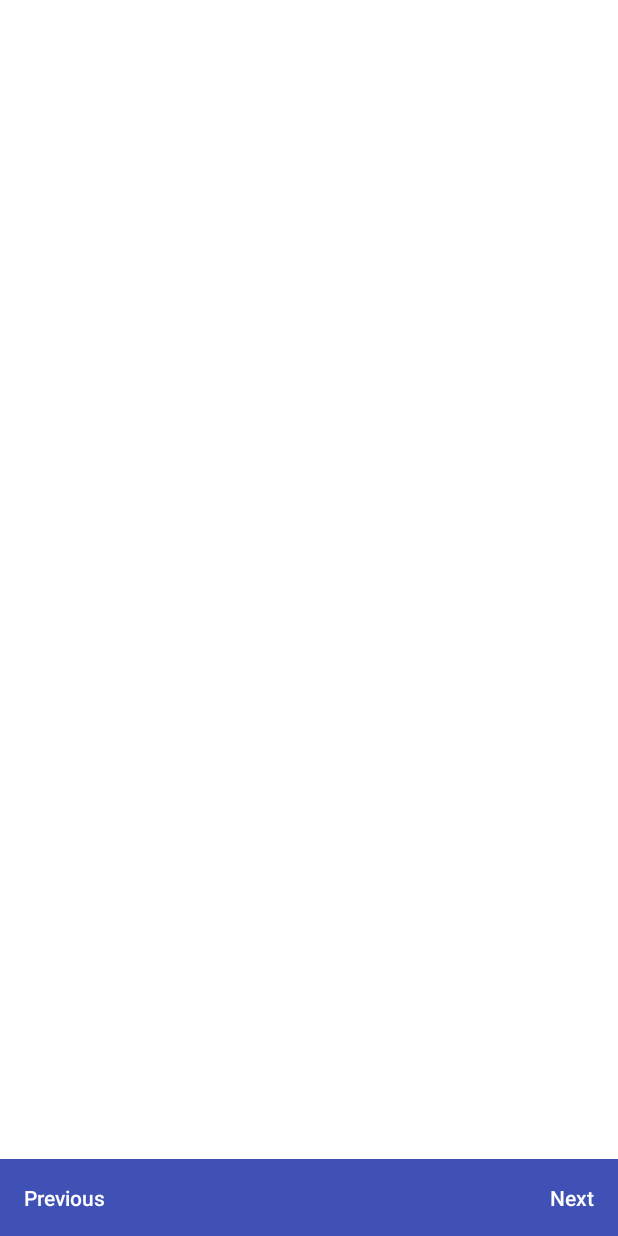
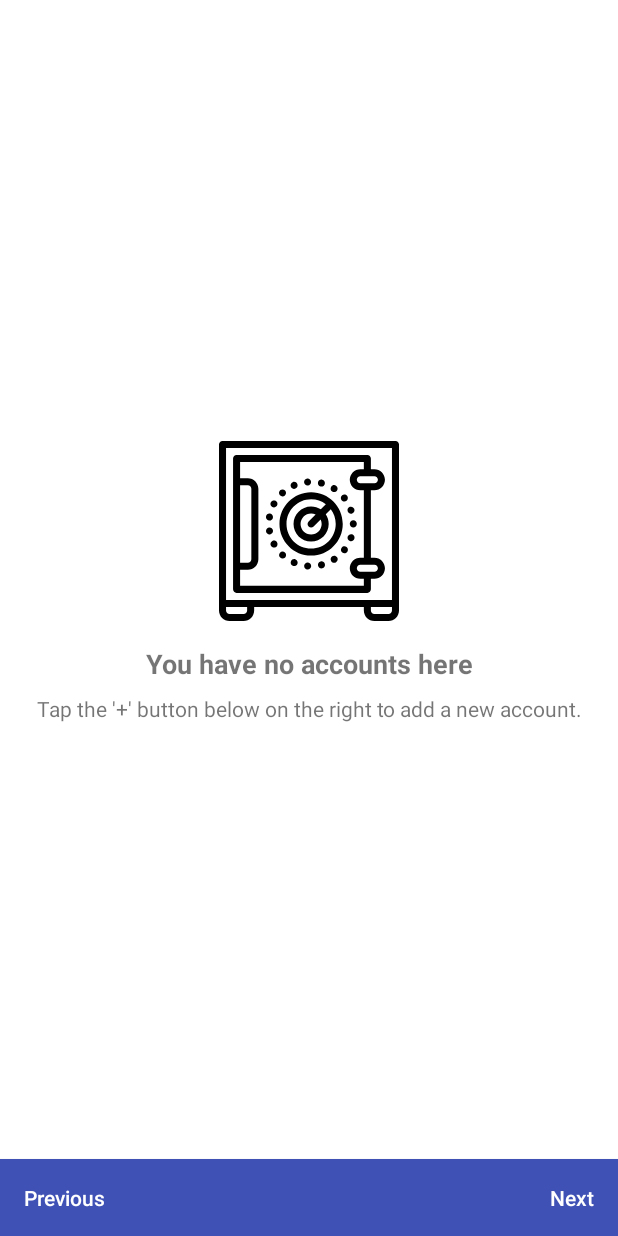
Before and after one commit to liamo7/Skint, an Android app: the fragment RecordListFragment shown on its own in the app's theme, on a phone screen of 412 x 824 dp. Run offline under Robolectric (Android 15) with nearby library versions, the phone set to English and light mode, and no system bars; our stand-ins replace Dagger/Hilt's generated code, RxJava, Timber; libraries missing offline, so code that uses them is left out: io.requery, io.requery.android, io.requery.reactivex, io.requery.sql; 3 statements that could not run were skipped.

```diff
--- a/app/src/main/java/com/loh/skint/domain/repository/RecordRepository.kt
+++ b/app/src/main/java/com/loh/skint/domain/repository/RecordRepository.kt
@@ -1,11 +1,14 @@
 package com.loh.skint.domain.repository
 
 import com.loh.skint.domain.model.Record
+import com.loh.skint.util.DateRange
 import io.reactivex.Single
 import org.threeten.bp.LocalDate
 
 interface RecordRepository : Repository<com.loh.skint.data.entity.Record, com.loh.skint.domain.model.Record> {
 
+    fun getRange(accountId: Int, date: LocalDate, dateRange: DateRange): Single<List<Record>>
+
     fun getAllForAccount(accountId: Int): Single<List<Record>>
 
     fun getRecentRecords(accountId: Int, date: LocalDate): Single<List<Record>>
--- /dev/null
+++ b/app/src/main/java/com/loh/skint/domain/usecase/record/GetRecords.kt
@@ -0,0 +1,22 @@
+package com.loh.skint.domain.usecase.record
+
+import com.loh.skint.domain.mapper.RecordMapper
+import com.loh.skint.domain.repository.RecordRepository
+import com.loh.skint.domain.usecase.SingleUseCase
+import com.loh.skint.ui.model.Record
+import com.loh.skint.util.DateRange
+import io.reactivex.Single
+import io.reactivex.disposables.CompositeDisposable
+import org.threeten.bp.LocalDate
+import javax.inject.Inject
+
+class GetRecords @Inject constructor(private val repository: RecordRepository, private val mapper: RecordMapper, compositeDisposable: CompositeDisposable) :
+        SingleUseCase<List<Record>, GetRecords.Params>(compositeDisposable) {
+
+    override fun build(params: Params): Single<List<Record>> {
+        return repository.getRange(params.accountId, params.date, params.dateRange)
+                .map { mapper.mapDomainToUi(it) }
+    }
+
+    data class Params(val accountId: Int, val dateRange: DateRange, val date: LocalDate)
+}
--- /dev/null
+++ b/app/src/main/java/com/loh/skint/ui/record/list/RecordListAdapter.kt
@@ -0,0 +1,34 @@
+package com.loh.skint.ui.record.list
+
+import android.support.v7.widget.RecyclerView
+import android.view.View
+import android.view.ViewGroup
+import com.loh.skint.R
+import com.loh.skint.injection.scope.FragmentScoped
+import com.loh.skint.ui.model.Record
+import com.loh.skint.util.inflate
+import kotlinx.android.synthetic.main.item_recent_record.view.*
+import javax.inject.Inject
+
+@FragmentScoped
+class RecordListAdapter @Inject constructor() : RecyclerView.Adapter<ViewHolder>() {
+
+    var records = listOf<Record>()
+        set(value) {
+            field = value
+            notifyItemRangeChanged(0, field.size)
+        }
+
+    override fun onCreateViewHolder(parent: ViewGroup, viewType: Int): ViewHolder {
+        return ViewHolder(parent.inflate(R.layout.item_recent_record))
+    }
+
+    override fun onBindViewHolder(holder: ViewHolder, position: Int) {
+        val record = records[position]
+        holder.itemView.item_recent_record_amount.text = record.amount.toPlainString()
+    }
+
+    override fun getItemCount() = records.size
+}
+
+class ViewHolder(itemView: View) : RecyclerView.ViewHolder(itemView)
--- a/app/src/main/java/com/loh/skint/ui/record/list/RecordListContract.kt
+++ b/app/src/main/java/com/loh/skint/ui/record/list/RecordListContract.kt
@@ -2,6 +2,17 @@ package com.loh.skint.ui.record.list
 
 import com.loh.skint.ui.base.AccountView
 import com.loh.skint.ui.base.presenter.MvpPresenter
+import com.loh.skint.ui.model.Record
 
-interface View : AccountView
-interface Presenter : MvpPresenter<View>
+interface View : AccountView {
+    fun displayEmptyState()
+    fun hideEmptyState()
+    fun displayRecords(records: List<Record>)
+    fun hideRecords()
+}
+
+interface Presenter : MvpPresenter<View> {
+    fun retrieveRecords()
+    fun onRecordClicked()
+    fun onAddRecord()
+}
--- a/app/src/main/java/com/loh/skint/ui/record/list/RecordListFragment.kt
+++ b/app/src/main/java/com/loh/skint/ui/record/list/RecordListFragment.kt
@@ -1,20 +1,24 @@
 package com.loh.skint.ui.record.list
 
 import android.os.Bundle
+import android.support.v7.widget.LinearLayoutManager
 import android.view.View
 import com.loh.skint.R
 import com.loh.skint.injection.component.FragmentComponent
+import com.loh.skint.ui.account.BaseAccountDrawerActivity
 import com.loh.skint.ui.base.fragment.BaseFragment
+import com.loh.skint.ui.model.Record
 import com.loh.skint.ui.view.ActionListener
 import com.loh.skint.ui.view.RecordDatebar
-import com.loh.skint.util.DateRange
-import com.loh.skint.util.calculateDateFromViewPager
-import com.loh.skint.util.scrollLeft
-import com.loh.skint.util.scrollRight
+import com.loh.skint.util.*
 import kotlinx.android.synthetic.main.activity_record_list.*
+import kotlinx.android.synthetic.main.fragment_record_list.*
 import javax.inject.Inject
 
-class RecordListFragment : BaseFragment(), ActionListener {
+class RecordListFragment : BaseFragment(), ActionListener, com.loh.skint.ui.record.list.View {
+
+    @Inject lateinit var presenter: Presenter
+    @Inject lateinit var listAdapter: RecordListAdapter
 
     companion object {
         private val ARG_POSITION = "ARG_POSITION"
@@ -30,9 +34,12 @@ class RecordListFragment : BaseFragment(), ActionListener {
         }
     }
 
-    @Inject lateinit var presenter: Presenter
+    override fun onViewCreated(view: View, savedInstanceState: Bundle?) {
+        presenter.attach(this)
 
-    override fun onViewCreated(view: View, savedInstanceState: Bundle?) {
+        recycler_view.layoutManager = LinearLayoutManager(activity)
+        recycler_view.adapter = listAdapter
+
         val datebar = view.findViewById<RecordDatebar>(R.id.datebar)
         datebar.setActionListener(this)
 
@@ -40,6 +47,13 @@ class RecordListFragment : BaseFragment(), ActionListener {
         val date = calculateDateFromViewPager(arguments.getInt(ARG_POSITION), dateRange)
 
         datebar.setDate(date, dateRange)
+
+        presenter.retrieveRecords()
+    }
+
+    override fun onDestroyView() {
+        super.onDestroyView()
+        presenter.detach()
     }
 
     override fun getLayoutRes(): Int = R.layout.fragment_record_list
@@ -53,4 +67,22 @@ class RecordListFragment : BaseFragment(), ActionListener {
     override fun onPreviousActionClicked() {
         if (activity is RecordListActivity) activity.viewpager.scrollLeft()
     }
+
+    override fun getAccountId(): Int? {
+        if (activity is BaseAccountDrawerActivity) {
+            return (activity as BaseAccountDrawerActivity).getAccountId()
+        }
+        return null
+    }
+
+    override fun displayEmptyState() = empty_container.show()
+
+    override fun hideEmptyState() = empty_container.hide()
+
+    override fun displayRecords(records: List<Record>) {
+        recycler_view.show()
+        listAdapter.records = records
+    }
+
+    override fun hideRecords() = recycler_view.hide()
 }
--- a/app/src/main/java/com/loh/skint/ui/record/list/RecordListPresenter.kt
+++ b/app/src/main/java/com/loh/skint/ui/record/list/RecordListPresenter.kt
@@ -1,9 +1,57 @@
 package com.loh.skint.ui.record.list
 
+import com.loh.skint.domain.usecase.record.GetRecords
 import com.loh.skint.ui.base.presenter.BasePresenter
+import com.loh.skint.ui.model.Record
+import com.loh.skint.util.DateRange
+import io.reactivex.observers.DisposableSingleObserver
+import org.threeten.bp.LocalDate
+import timber.log.Timber
 import javax.inject.Inject
 
-class RecordListPresenter @Inject constructor() : BasePresenter<View>(), Presenter {
+class RecordListPresenter @Inject constructor(val getRecords: GetRecords) : BasePresenter<View>(), Presenter {
 
-    override fun cleanUp() {}
+    override fun retrieveRecords() {
+        val accountId = getView().getAccountId()
+        if (accountId == null) {
+            handleEmptyState()
+            return
+        }
+
+        val params = GetRecords.Params(accountId, DateRange.DAY, LocalDate.now())
+        getRecords.execute(Observer(), params)
+    }
+
+    override fun onRecordClicked() {
+        TODO("not implemented")
+    }
+
+    override fun onAddRecord() {
+        TODO("not implemented")
+    }
+
+    private fun handleEmptyState() {
+        getView().displayEmptyState()
+        getView().hideRecords()
+
+    }
+
+    override fun cleanUp() = getRecords.dispose()
+
+    inner class Observer : DisposableSingleObserver<List<Record>>() {
+        override fun onSuccess(records: List<Record>) {
+            Timber.d("Records: ${records.size}")
+            if (records.isEmpty()) {
+                handleEmptyState()
+            } else {
+                getView().displayRecords(records)
+                getView().hideEmptyState()
+            }
+        }
+
+        override fun onError(e: Throwable) {
+            Timber.e(e.message)
+            handleEmptyState()
+        }
+    }
 }
--- a/app/src/main/java/com/loh/skint/util/QueryExtensions.kt
+++ b/app/src/main/java/com/loh/skint/util/QueryExtensions.kt
@@ -9,3 +9,8 @@ fun <V> AttributeDelegate<V, LocalDate>.timespan(startDate: LocalDate, endDate:
         Logical<out Expression<LocalDate>, Any> {
     return between(startDate, endDate)
 }
+
+fun <V> AttributeDelegate<V, LocalDate>.timespan(pair: Pair<LocalDate, LocalDate>):
+        Logical<out Expression<LocalDate>, Any> {
+    return timespan(pair.first, pair.second)
+}
--- a/app/src/main/res/layout/fragment_record_list.xml
+++ b/app/src/main/res/layout/fragment_record_list.xml
@@ -4,6 +4,56 @@
     xmlns:app="http://schemas.android.com/apk/res-auto"
     android:layout_width="match_parent"
     android:layout_height="match_parent">
+
+    <android.support.constraint.ConstraintLayout
+        android:id="@+id/empty_container"
+        android:layout_width="0dp"
+        android:layout_height="0dp"
+        app:layout_constraintBottom_toTopOf="@id/datebar"
+        app:layout_constraintEnd_toEndOf="parent"
+        app:layout_constraintStart_toStartOf="parent"
+        app:layout_constraintTop_toTopOf="parent">
+
+        <ImageView
+            android:id="@+id/empty_icon"
+            android:layout_width="@dimen/empty_icon_size"
+            android:layout_height="@dimen/empty_icon_size"
+            android:src="@drawable/ic_safebox"
+            app:layout_constraintBottom_toBottomOf="parent"
+            app:layout_constraintEnd_toEndOf="parent"
+            app:layout_constraintStart_toStartOf="parent"
+            app:layout_constraintTop_toTopOf="parent"
+            app:layout_constraintVertical_bias="0.45"/>
+
+        <TextView
+            android:id="@+id/empty_title"
+            android:layout_width="0dp"
+            android:layout_height="wrap_content"
+            android:layout_marginEnd="@dimen/empty_text_margin_horizontal"
+            android:layout_marginStart="@dimen/empty_text_margin_horizontal"
+            android:layout_marginTop="@dimen/empty_title_margin_top"
+            android:text="@string/empty_accounts_list_empty"
+            android:textAlignment="center"
+            android:textSize="@dimen/empty_title_size"
+            android:textStyle="bold"
+            app:layout_constraintEnd_toEndOf="parent"
+            app:layout_constraintStart_toStartOf="parent"
+            app:layout_constraintTop_toBottomOf="@id/empty_icon"/>
+
+        <TextView
+            android:id="@+id/empty_subtitle"
+            android:layout_width="0dp"
+            android:layout_height="wrap_content"
+            android:layout_marginEnd="@dimen/empty_text_margin_horizontal"
+            android:layout_marginStart="@dimen/empty_text_margin_horizontal"
+            android:layout_marginTop="@dimen/empty_subtitle_margin_top"
+            android:text="@string/empty_accounts_list_subtitle"
+            android:textAlignment="center"
+            app:layout_constraintEnd_toEndOf="parent"
+            app:layout_constraintStart_toStartOf="parent"
+            app:layout_constraintTop_toBottomOf="@id/empty_title"/>
+
+    </android.support.constraint.ConstraintLayout>
 
     <android.support.v7.widget.RecyclerView
         android:id="@+id/recycler_view"
```
Also changed, not shown: app/src/main/java/com/loh/skint/data/repository/RecordRepository.kt (+11 -0 lines), app/src/main/java/com/loh/skint/util/DateExtensions.kt (+11 -0 lines), 2 other files.
